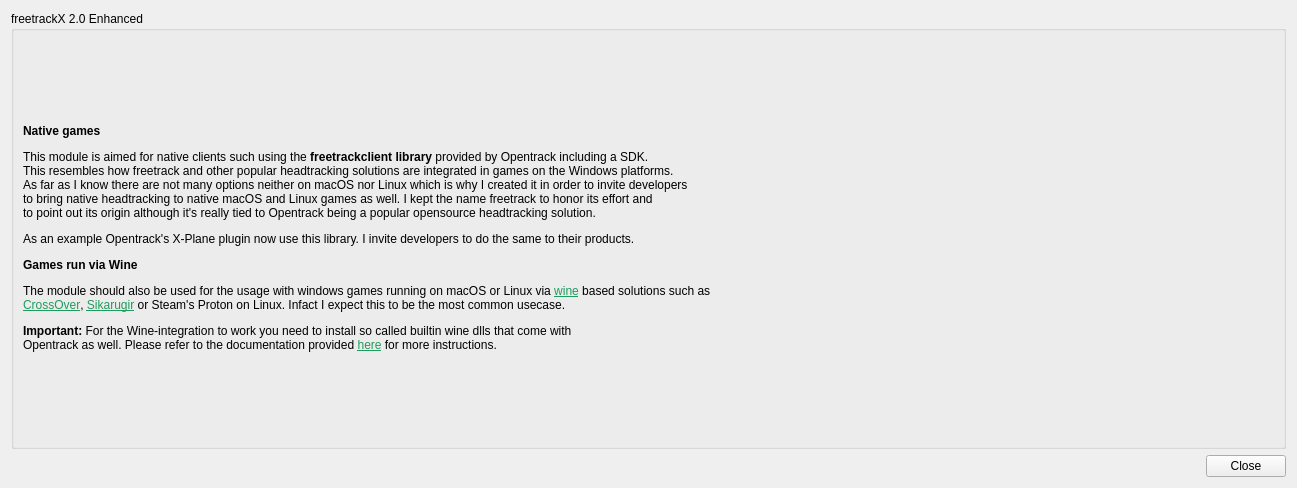
Qt form proto-ft-posix/ftnoir_ftxcontrols.ui (matatata/opentrack) before a commit.
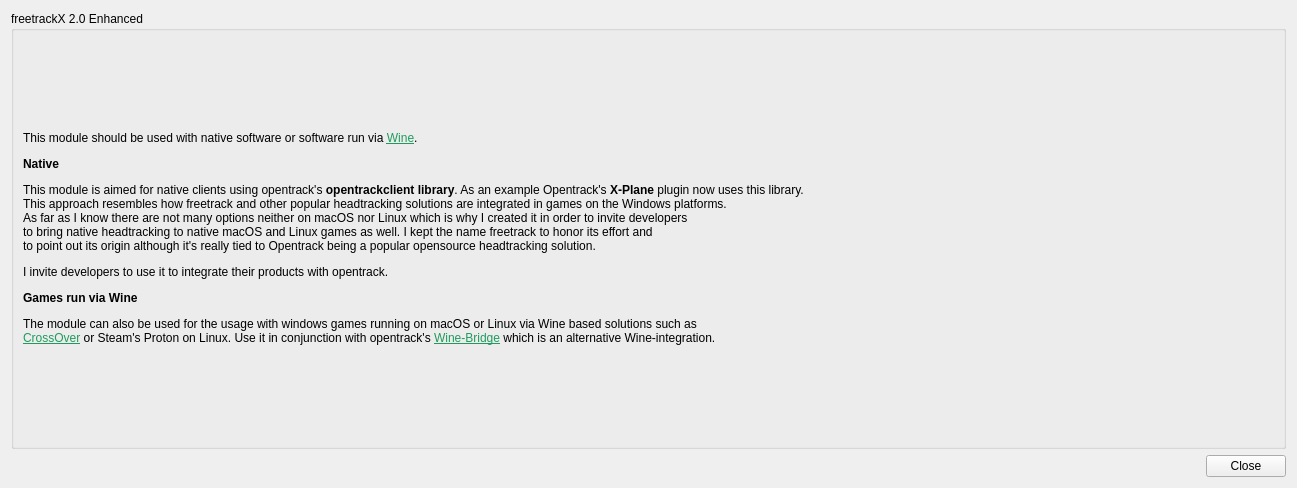
The same form after that commit. Icons and pictures are not drawn.

Commit message: prepare 26.1.1 release: cleanup, documentation, minor changes

What changed in the file:
```diff
--- a/proto-ft-posix/ftnoir_ftxcontrols.ui
+++ b/proto-ft-posix/ftnoir_ftxcontrols.ui
@@ -36,7 +36,7 @@
       <item row="1" column="0">
        <widget class="QLabel" name="label">
         <property name="text">
-         <string>&lt;html&gt;&lt;head/&gt;&lt;body&gt;&lt;p&gt;&lt;span style=&quot; font-weight:700;&quot;&gt;Native games&lt;/span&gt;&lt;/p&gt;&lt;p&gt;This module is aimed for native clients such using the &lt;span style=&quot; font-weight:704;&quot;&gt;freetrackclient library&lt;/span&gt; provided by Opentrack including a SDK.&lt;br/&gt;This resembles how freetrack and other popular headtracking solutions are integrated in games on the Windows platforms.&lt;br/&gt;As far as I know there are not many options neither on macOS nor Linux which is why I created it in order to invite developers&lt;br/&gt;to bring native headtracking to native macOS and Linux games as well. I kept the name freetrack to honor its effort and&lt;br/&gt;to point out its origin although it's really tied to Opentrack being a popular opensource headtracking solution.&lt;/p&gt;&lt;p&gt;As an example Opentrack's X-Plane plugin now use this library. I invite developers to do the same to their products.&lt;/p&gt;&lt;p&gt;&lt;span style=&quot; font-weight:700;&quot;&gt;Games run via Wine&lt;/span&gt;&lt;/p&gt;&lt;p&gt;The module should also be used for the usage with windows games running on macOS or Linux via &lt;a href=&quot;https://www.winehq.org&quot;&gt;&lt;span style=&quot; text-decoration: underline; color:#1f9b5d;&quot;&gt;wine&lt;/span&gt;&lt;/a&gt; based solutions such as&lt;br/&gt;&lt;a href=&quot;https://www.codeweavers.com/crossover&quot;&gt;&lt;span style=&quot; text-decoration: underline; color:#1f9b5d;&quot;&gt;CrossOver&lt;/span&gt;&lt;/a&gt;, &lt;a href=&quot;https://github.com/Sikarugir-App/Sikarugir&quot;&gt;&lt;span style=&quot; text-decoration: underline; color:#1f9b5d;&quot;&gt;Sikarugir&lt;/span&gt;&lt;/a&gt; or Steam's Proton on Linux. Infact I expect this to be the most common usecase.&lt;/p&gt;&lt;p&gt;&lt;span style=&quot; font-weight:600;&quot;&gt;Important:&lt;/span&gt; For the Wine-integration to work you need to install so called builtin wine dlls that come with&lt;br/&gt;Opentrack as well. Please refer to the documentation provided &lt;a href=&quot;https://matatata.github.io/OpentrackWine.html&quot;&gt;&lt;span style=&quot; text-decoration: underline; color:#1f9b5d;&quot;&gt;here&lt;/span&gt;&lt;/a&gt; for more instructions.&lt;/p&gt;&lt;/body&gt;&lt;/html&gt;</string>
+         <string>&lt;html&gt;&lt;head/&gt;&lt;body&gt;&lt;p&gt;This module should be used with native software or software run via &lt;a href=&quot;https://www.winehq.org&quot;&gt;&lt;span style=&quot; text-decoration: underline; color:#1f9b5d;&quot;&gt;Wine&lt;/span&gt;&lt;/a&gt;.&lt;/p&gt;&lt;p&gt;&lt;span style=&quot; font-weight:700;&quot;&gt;Native&lt;/span&gt;&lt;/p&gt;&lt;p&gt;This module is aimed for native clients using opentrack's &lt;span style=&quot; font-weight:700;&quot;&gt;opentrackclient library&lt;/span&gt;. As an example Opentrack's &lt;span style=&quot; font-weight:700;&quot;&gt;X-Plane&lt;/span&gt; plugin now uses this library.&lt;br/&gt;This approach resembles how freetrack and other popular headtracking solutions are integrated in games on the Windows platforms.&lt;br/&gt;As far as I know there are not many options neither on macOS nor Linux which is why I created it in order to invite developers&lt;br/&gt;to bring native headtracking to native macOS and Linux games as well. I kept the name freetrack to honor its effort and&lt;br/&gt;to point out its origin although it's really tied to Opentrack being a popular opensource headtracking solution.&lt;/p&gt;&lt;p&gt;I invite developers to use it to integrate their products with opentrack.&lt;/p&gt;&lt;p&gt;&lt;span style=&quot; font-weight:700;&quot;&gt;Games run via Wine&lt;/span&gt;&lt;/p&gt;&lt;p&gt;The module can also be used for the usage with windows games running on macOS or Linux via Wine based solutions such as&lt;br/&gt;&lt;a href=&quot;https://www.codeweavers.com/crossover&quot;&gt;&lt;span style=&quot; text-decoration: underline; color:#1f9b5d;&quot;&gt;CrossOver&lt;/span&gt;&lt;/a&gt; or Steam's Proton on Linux. Use it in conjunction with opentrack's &lt;a href=&quot;https://github.com/matatata/opentrack/tree/master/wine-bridge&quot;&gt;&lt;span style=&quot; text-decoration: underline; color:#1f9b5d;&quot;&gt;Wine-Bridge&lt;/span&gt;&lt;/a&gt; which is an alternative Wine-integration.&lt;/p&gt;&lt;/body&gt;&lt;/html&gt;</string>
         </property>
        </widget>
       </item>
```
The commit also changes 26 other files.
